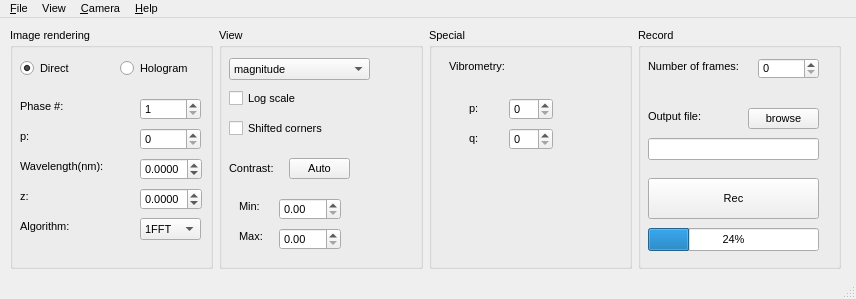
This is Holovibes/main_window.ui in DigitalHolography/Holovibes as Qt 5 draws it before an edit. The edited form follows.
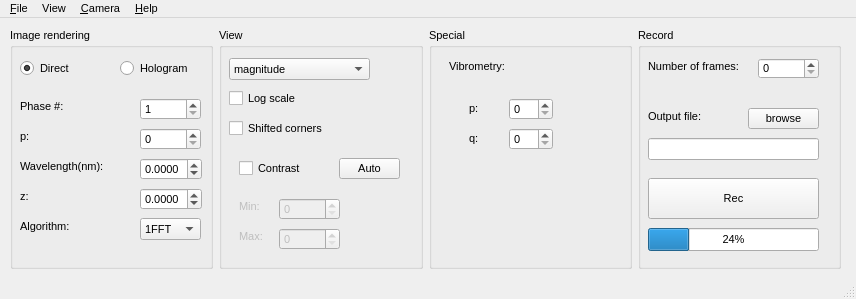
This is the edited form. Custom widgets are drawn as their Qt base class.

Commit message: manual contrast binded to GUI

```diff
--- a/Holovibes/main_window.ui
+++ b/Holovibes/main_window.ui
@@ -436,19 +436,6 @@
          <string>Log scale</string>
         </property>
        </widget>
-       <widget class="QLabel" name="contrastLabel">
-        <property name="geometry">
-         <rect>
-          <x>10</x>
-          <y>130</y>
-          <width>53</width>
-          <height>21</height>
-         </rect>
-        </property>
-        <property name="text">
-         <string>Contrast:</string>
-        </property>
-       </widget>
        <widget class="QCheckBox" name="shiftCornersCheckBox">
         <property name="geometry">
          <rect>
@@ -463,6 +450,9 @@
         </property>
        </widget>
        <widget class="QLabel" name="minLabel">
+        <property name="enabled">
+         <bool>false</bool>
+        </property>
         <property name="geometry">
          <rect>
           <x>20</x>
@@ -476,6 +466,9 @@
         </property>
        </widget>
        <widget class="QLabel" name="maxLabel">
+        <property name="enabled">
+         <bool>false</bool>
+        </property>
         <property name="geometry">
          <rect>
           <x>20</x>
@@ -491,7 +484,7 @@
        <widget class="QPushButton" name="autoPushButton">
         <property name="geometry">
          <rect>
-          <x>70</x>
+          <x>120</x>
           <y>130</y>
           <width>61</width>
           <height>21</height>
@@ -501,26 +494,6 @@
          <string>Auto</string>
         </property>
        </widget>
-       <widget class="QDoubleSpinBox" name="minDoubleSpinBox">
-        <property name="geometry">
-         <rect>
-          <x>60</x>
-          <y>170</y>
-          <width>62</width>
-          <height>22</height>
-         </rect>
-        </property>
-       </widget>
-       <widget class="QDoubleSpinBox" name="maxDoubleSpinBox">
-        <property name="geometry">
-         <rect>
-          <x>60</x>
-          <y>200</y>
-          <width>62</width>
-          <height>22</height>
-         </rect>
-        </property>
-       </widget>
        <widget class="QComboBox" name="comboBox_2">
         <property name="geometry">
          <rect>
@@ -546,6 +519,51 @@
          </property>
         </item>
        </widget>
+       <widget class="QCheckBox" name="checkBox">
+        <property name="geometry">
+         <rect>
+          <x>20</x>
+          <y>130</y>
+          <width>82</width>
+          <height>21</height>
+         </rect>
+        </property>
+        <property name="text">
+         <string>Contrast</string>
+        </property>
+       </widget>
+       <widget class="QSpinBox" name="contrastMinSpinBox">
+        <property name="enabled">
+         <bool>false</bool>
+        </property>
+        <property name="geometry">
+         <rect>
+          <x>60</x>
+          <y>170</y>
+          <width>61</width>
+          <height>22</height>
+         </rect>
+        </property>
+        <property name="maximum">
+         <number>65535</number>
+        </property>
+       </widget>
+       <widget class="QSpinBox" name="contrastMaxSpinBox">
+        <property name="enabled">
+         <bool>false</bool>
+        </property>
+        <property name="geometry">
+         <rect>
+          <x>60</x>
+          <y>200</y>
+          <width>61</width>
+          <height>22</height>
+         </rect>
+        </property>
+        <property name="maximum">
+         <number>65535</number>
+        </property>
+       </widget>
       </widget>
      </item>
     </layout>
```
Left out of the diff: 85 changed lines with no effect on the pictures. The commit also changes 2 other files.
